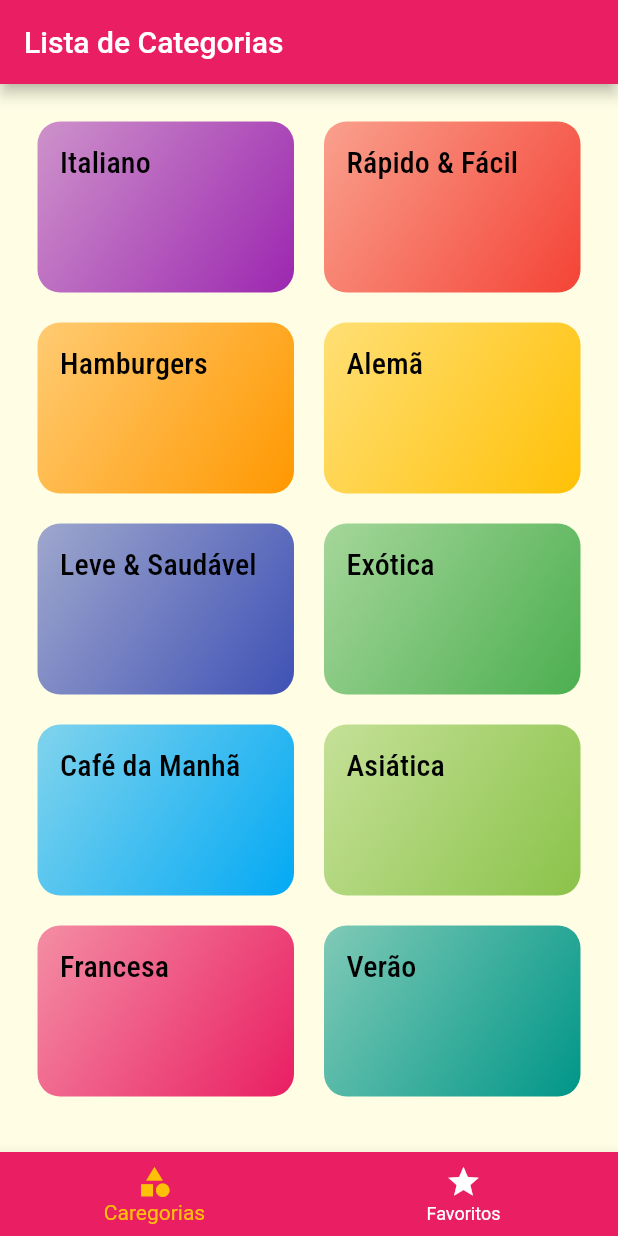
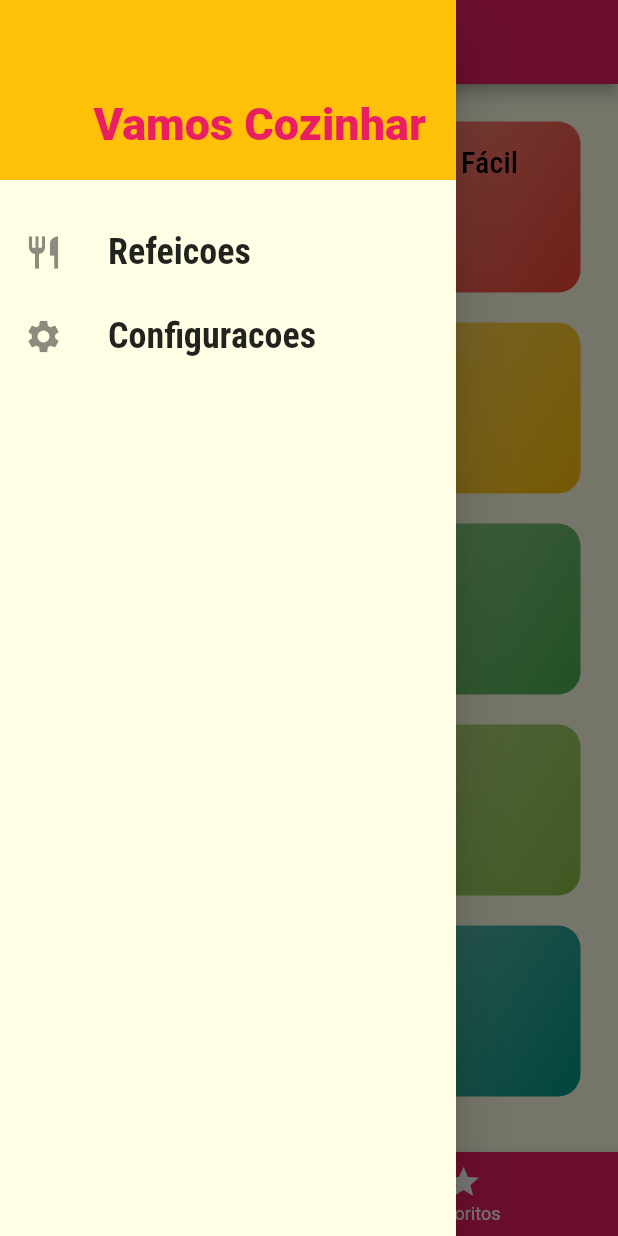
Before and after one commit to avelar42/Meals, a Flutter app: the screen it shows after launch, with the side drawer open (before the commit the screen has no drawer), on a phone screen of 412 x 824 dp. Run offline on Flutter 3.47's test engine with Material 2 defaults, Android fonts, the phone set to English and light mode, and no system bars.

Commit message:
Adjust in tab menu

```diff
--- /dev/null
+++ b/lib/components/main_drawer.dart
@@ -0,0 +1,47 @@
+import 'package:flutter/material.dart';
+
+class MainDrawer extends StatelessWidget {
+  Widget _createItem(IconData icon, String label) {
+    return ListTile(
+      leading: Icon(
+        icon,
+        size: 26,
+      ),
+      title: Text(
+        label,
+        style: TextStyle(
+            fontFamily: 'RobotoCondensed',
+            fontSize: 24,
+            fontWeight: FontWeight.bold),
+      ),
+      onTap: () {},
+    );
+  }
+
+  @override
+  Widget build(BuildContext context) {
+    return Drawer(
+      child: Column(
+        children: [
+          Container(
+            height: 120,
+            width: double.infinity,
+            padding: EdgeInsets.all(20),
+            color: Theme.of(context).accentColor,
+            alignment: Alignment.bottomRight,
+            child: Text(
+              'Vamos Cozinhar',
+              style: TextStyle(
+                  fontWeight: FontWeight.w900,
+                  fontSize: 30,
+                  color: Theme.of(context).primaryColor),
+            ),
+          ),
+          SizedBox(height: 20),
+          _createItem(Icons.restaurant, 'Refeicoes'),
+          _createItem(Icons.settings, 'Configuracoes')
+        ],
+      ),
+    );
+  }
+}
--- a/lib/screens/tabs_screen.dart
+++ b/lib/screens/tabs_screen.dart
@@ -1,6 +1,7 @@
 import 'package:flutter/material.dart';
 import 'categories_screen.dart';
 import 'favorite_screen.dart';
+import '../components/main_drawer.dart';
 
 class TabsScreen extends StatefulWidget {
   @override
@@ -26,6 +27,7 @@ class _TabsScreenState extends State<TabsScreen> {
         appBar: AppBar(
           title: Text(_screens[_selectedScreenIndex]['title'] as String),
         ),
+        drawer: MainDrawer(),
         body: _screens[_selectedScreenIndex]['screen'] as Widget,
         bottomNavigationBar: BottomNavigationBar(
             onTap: _selectScreen,
@@ -35,7 +37,7 @@ class _TabsScreenState extends State<TabsScreen> {
             currentIndex: _selectedScreenIndex,
             items: [
               BottomNavigationBarItem(
-                  icon: Icon(Icons.category), label: "Caregorias"),
+                  icon: Icon(Icons.category), label: "Categorias"),
               BottomNavigationBarItem(
                   icon: Icon(Icons.star), label: "Favoritos"),
             ]));
```
